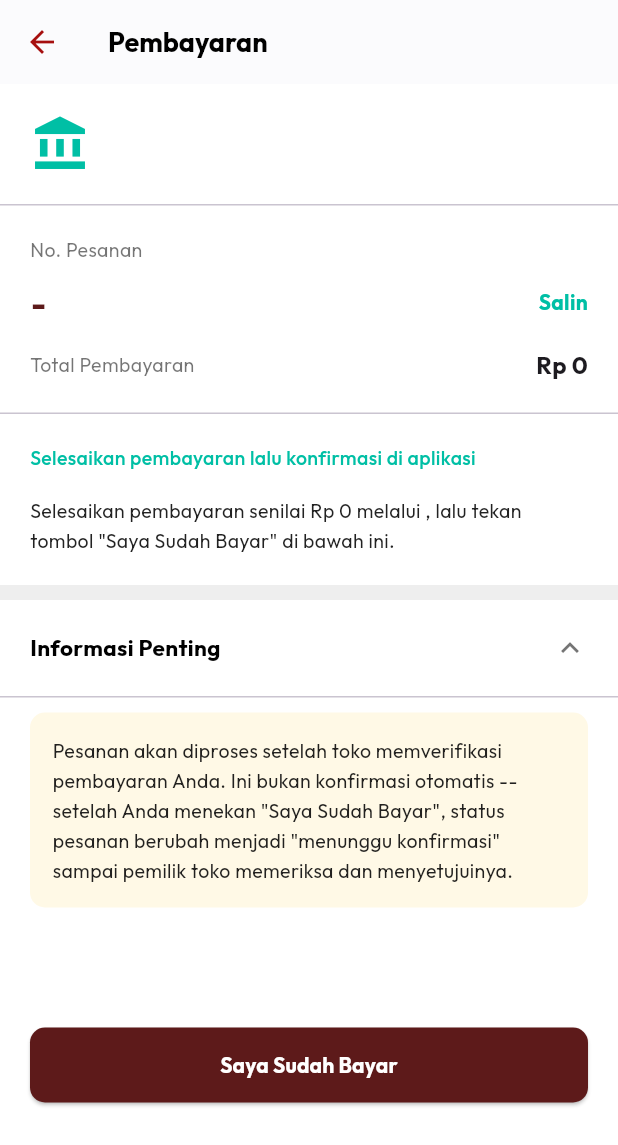
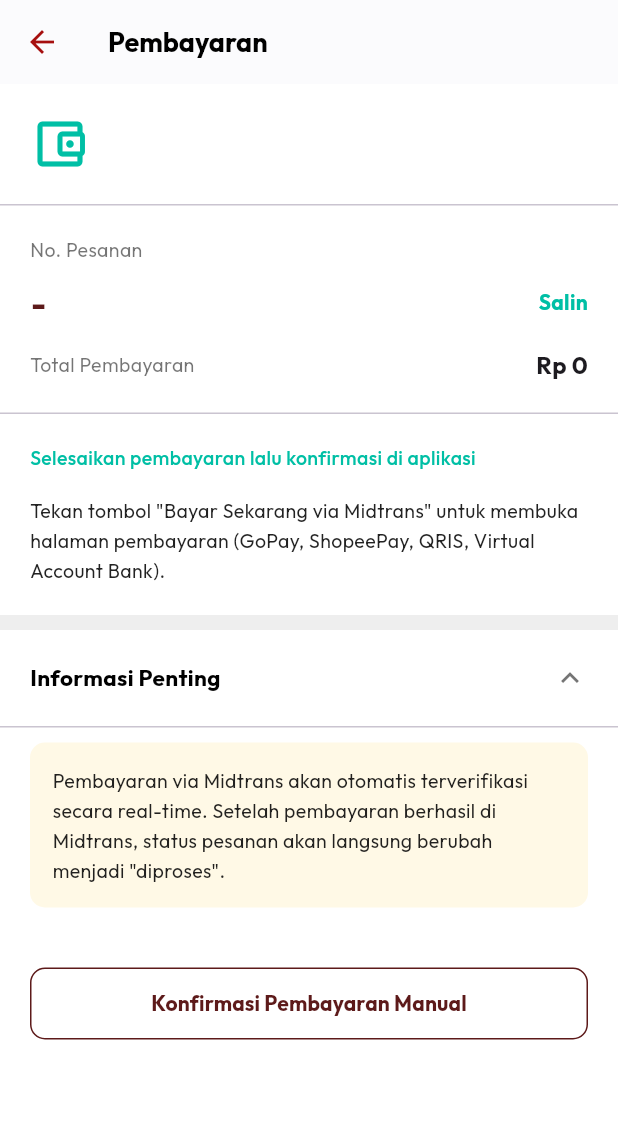
Before and after one commit to Khairul122/ecommerce-flutter, a Flutter app: the PaymentInstructionScreen screen opened directly with empty values, on a phone screen of 412 x 824 dp. Shown: the top 1145 px of the screen. Run offline on Flutter 3.47's test engine with Material 3 defaults, Android fonts, the phone set to English and light mode, and no system bars; our stand-ins replace flutter_secure_storage, google_fonts, iconsax, image_picker, lottie; accounts and stored records are empty.

Commit message:
feat: add Midtrans Snap Payment launcher button and URL handler in Flutter buyer app

```diff
--- a/ootday_pelanggan/lib/features/checkout/presentation/payment_instruction_screen.dart
+++ b/ootday_pelanggan/lib/features/checkout/presentation/payment_instruction_screen.dart
@@ -2,20 +2,15 @@ import 'package:flutter/material.dart';
 import 'package:flutter/services.dart';
 import 'package:google_fonts/google_fonts.dart';
 import 'package:provider/provider.dart';
+import 'package:url_launcher/url_launcher.dart';
 import 'payment_success_screen.dart';
 import '../../order/domain/entities/order_entity.dart';
 import '../../order/presentation/providers/order_provider.dart';
 import '../domain/entities/payment_method_entity.dart';
 
-/// Perbaikan audit penting: layar ini sebelumnya menganggap pembayaran
-/// SELALU berhasil begitu pengguna menekan tombol "OK" (dialog sukses
-/// instan tanpa verifikasi apa pun, dan menampilkan nomor Virtual Account
-/// palsu yang ditulis langsung di kode). Sekarang tombol konfirmasi memanggil
-/// POST /orders/{id}/confirm-payment (lewat OrderProvider.confirmPayment,
-/// dipakai bersama my_orders_screen.dart/order_details_screen.dart), dan
-/// status pesanan menjadi "menunggu_konfirmasi" -- BUKAN langsung lunas,
-/// karena belum ada gateway pembayaran sungguhan yang terhubung. Verifikasi
-/// akhir tetap dilakukan manual oleh pemilik toko lewat aplikasi owner.
+/// Perbaikan audit penting: layar ini mendukung pembayaran via Midtrans Snap
+/// (GoPay, QRIS, Transfer Bank, Virtual Account) melalui url_launcher, serta
+/// konfirmasi manual jika diperlukan.
 class PaymentInstructionScreen extends StatefulWidget {
   final OrderEntity order;
   final PaymentMethodEntity paymentMethod;
@@ -36,6 +31,27 @@ class _PaymentInstructionScreenState extends State<PaymentInstructionScreen> {
 
   String _formatRp(num value) {
     return 'Rp ${value.toStringAsFixed(0).replaceAllMapped(RegExp(r'(\d{1,3})(?=(\d{3})+(?!\d))'), (Match m) => '${m[1]}.')}';
+  }
+
+  Future<void> _payWithMidtrans() async {
+    final snapUrl = widget.order.snapRedirectUrl;
+    if (snapUrl == null || snapUrl.isEmpty) {
+      ScaffoldMessenger.of(context).showSnackBar(
+        const SnackBar(content: Text('URL pembayaran Midtrans tidak ditemukan.')),
+      );
+      return;
+    }
+    final uri = Uri.parse(snapUrl);
+    try {
+      final launched = await launchUrl(uri, mode: LaunchMode.inAppBrowserView);
+      if (!launched) {
+        await launchUrl(uri, mode: LaunchMode.externalApplication);
+      }
+    } catch (e) {
+      ScaffoldMessenger.of(context).showSnackBar(
+        SnackBar(content: Text('Gagal membuka Midtrans: $e')),
+      );
+    }
   }
 
   Future<void> _confirmPayment() async {
@@ -65,6 +81,7 @@ class _PaymentInstructionScreenState extends State<PaymentInstructionScreen> {
 
     final num totalPrice = widget.order.totalPrice;
     final bool isCod = _paymentType == 'cod';
+    final bool hasSnap = widget.order.snapRedirectUrl != null && widget.order.snapRedirectUrl!.isNotEmpty;
 
     return AnnotatedRegion<SystemUiOverlayStyle>(
       value: const SystemUiOverlayStyle(
@@ -93,7 +110,7 @@ class _PaymentInstructionScreenState extends State<PaymentInstructionScreen> {
                 padding: const EdgeInsets.all(20),
                 child: Row(
                   children: [
-                    Icon(isCod ? Icons.handshake_outlined : Icons.account_balance, size: 40, color: tealColor),
+                    Icon(isCod ? Icons.handshake_outlined : Icons.account_balance_wallet_outlined, size: 40, color: tealColor),
                     const SizedBox(width: 15),
                     Expanded(
                       child: Text(
@@ -146,14 +163,18 @@ class _PaymentInstructionScreenState extends State<PaymentInstructionScreen> {
                   crossAxisAlignment: CrossAxisAlignment.start,
                   children: [
                     Text(
-                      isCod ? 'Pembayaran dilakukan saat pesanan tiba' : 'Selesaikan pembayaran lalu konfirmasi di aplikasi',
+                      isCod
+                          ? 'Pembayaran dilakukan saat pesanan tiba'
+                          : hasSnap
+                              ? 'Bayar instan via Midtrans (GoPay, QRIS, Transfer Bank)'
+                              : 'Selesaikan pembayaran lalu konfirmasi di aplikasi',
                       style: GoogleFonts.outfit(color: tealColor, fontSize: 13, fontWeight: FontWeight.w500),
                     ),
                     const SizedBox(height: 15),
                     Text(
                       isCod
                           ? 'Siapkan pembayaran sejumlah ${_formatRp(totalPrice)} saat kurir mengantarkan pesanan Anda.'
-                          : 'Selesaikan pembayaran senilai ${_formatRp(totalPrice)} melalui $_paymentMethodName, lalu tekan tombol "Saya Sudah Bayar" di bawah ini.',
+                          : 'Tekan tombol "Bayar Sekarang via Midtrans" untuk membuka halaman pembayaran (GoPay, ShopeePay, QRIS, Virtual Account Bank).',
                       style: GoogleFonts.outfit(color: Colors.black87, fontSize: 13, height: 1.5),
                     ),
                   ],
@@ -188,30 +209,47 @@ class _PaymentInstructionScreenState extends State<PaymentInstructionScreen> {
                       borderRadius: BorderRadius.circular(10),
                     ),
                     child: Text(
-                      'Pesanan akan diproses setelah toko memverifikasi pembayaran Anda. Ini bukan konfirmasi otomatis -- setelah Anda menekan "Saya Sudah Bayar", status pesanan berubah menjadi "menunggu konfirmasi" sampai pemilik toko memeriksa dan menyetujuinya.',
+                      'Pembayaran via Midtrans akan otomatis terverifikasi secara real-time. Setelah pembayaran berhasil di Midtrans, status pesanan akan langsung berubah menjadi "diproses".',
                       style: GoogleFonts.outfit(fontSize: 13, color: Colors.black87, height: 1.5),
                     ),
                   ),
                 ),
-              const SizedBox(height: 50),
+              const SizedBox(height: 30),
+              if (hasSnap) ...[
+                Padding(
+                  padding: const EdgeInsets.symmetric(horizontal: 20),
+                  child: ElevatedButton.icon(
+                    onPressed: _payWithMidtrans,
+                    icon: const Icon(Icons.payment, color: Colors.white),
+                    label: Text('Bayar Sekarang via Midtrans', style: GoogleFonts.outfit(color: Colors.white, fontWeight: FontWeight.bold, fontSize: 16)),
+                    style: ElevatedButton.styleFrom(
+                      backgroundColor: tealColor,
+                      minimumSize: const Size(double.infinity, 54),
+                      shape: RoundedRectangleBorder(borderRadius: BorderRadius.circular(10)),
+                    ),
+                  ),
+                ),
+                const SizedBox(height: 12),
+              ],
               Padding(
-                padding: const EdgeInsets.all(20),
-                child: ElevatedButton(
+                padding: const EdgeInsets.symmetric(horizontal: 20),
+                child: OutlinedButton(
                   onPressed: _isConfirming ? null : _confirmPayment,
-                  style: ElevatedButton.styleFrom(
-                    backgroundColor: maroonColor,
-                    minimumSize: const Size(double.infinity, 50),
+                  style: OutlinedButton.styleFrom(
+                    side: BorderSide(color: maroonColor),
+                    minimumSize: const Size(double.infinity, 48),
                     shape: RoundedRectangleBorder(borderRadius: BorderRadius.circular(10)),
                   ),
                   child: _isConfirming
                       ? const SizedBox(
                           width: 22,
                           height: 22,
-                          child: CircularProgressIndicator(color: Colors.white, strokeWidth: 2),
+                          child: CircularProgressIndicator(strokeWidth: 2),
                         )
-                      : Text('Saya Sudah Bayar', style: GoogleFonts.outfit(color: Colors.white, fontWeight: FontWeight.bold)),
+                      : Text('Konfirmasi Pembayaran Manual', style: GoogleFonts.outfit(color: maroonColor, fontWeight: FontWeight.bold)),
                 ),
               ),
+              const SizedBox(height: 30),
             ],
           ),
         ),
--- a/ootday_pelanggan/lib/features/order/data/models/order_model.dart
+++ b/ootday_pelanggan/lib/features/order/data/models/order_model.dart
@@ -46,6 +46,9 @@ class OrderModel extends OrderEntity {
       receiverPhone: json['receiver_phone']?.toString(),
       shippingAddress: json['shipping_address']?.toString(),
       orderedAt: json['ordered_at']?.toString() ?? json['created_at']?.toString(),
+      snapToken: json['snap_token']?.toString(),
+      snapRedirectUrl: json['snap_redirect_url']?.toString(),
+      paymentType: json['payment_type']?.toString(),
       items: <OrderItemEntity>[
         for (final item in rawItems) OrderItemModel.fromJson(Map<String, dynamic>.from(item as Map)),
       ],
--- a/ootday_pelanggan/lib/features/order/domain/entities/order_entity.dart
+++ b/ootday_pelanggan/lib/features/order/domain/entities/order_entity.dart
@@ -22,6 +22,10 @@ class OrderEntity {
 
   final String? orderedAt;
 
+  final String? snapToken;
+  final String? snapRedirectUrl;
+  final String? paymentType;
+
   final List<OrderItemEntity> items;
 
   const OrderEntity({
@@ -39,6 +43,9 @@ class OrderEntity {
     this.receiverPhone,
     this.shippingAddress,
     this.orderedAt,
+    this.snapToken,
+    this.snapRedirectUrl,
+    this.paymentType,
     this.items = const [],
   });
 }
--- a/ootday_pelanggan/pubspec.yaml
+++ b/ootday_pelanggan/pubspec.yaml
@@ -20,6 +20,7 @@ dependencies:
   http: ^1.2.2
   flutter_secure_storage: ^9.2.2
   provider: ^6.1.2
+  url_launcher: ^6.3.2
 
 dev_dependencies:
   flutter_test:
```
Also changed, not shown: ootday_pelanggan/pubspec.lock, 5 other files.
